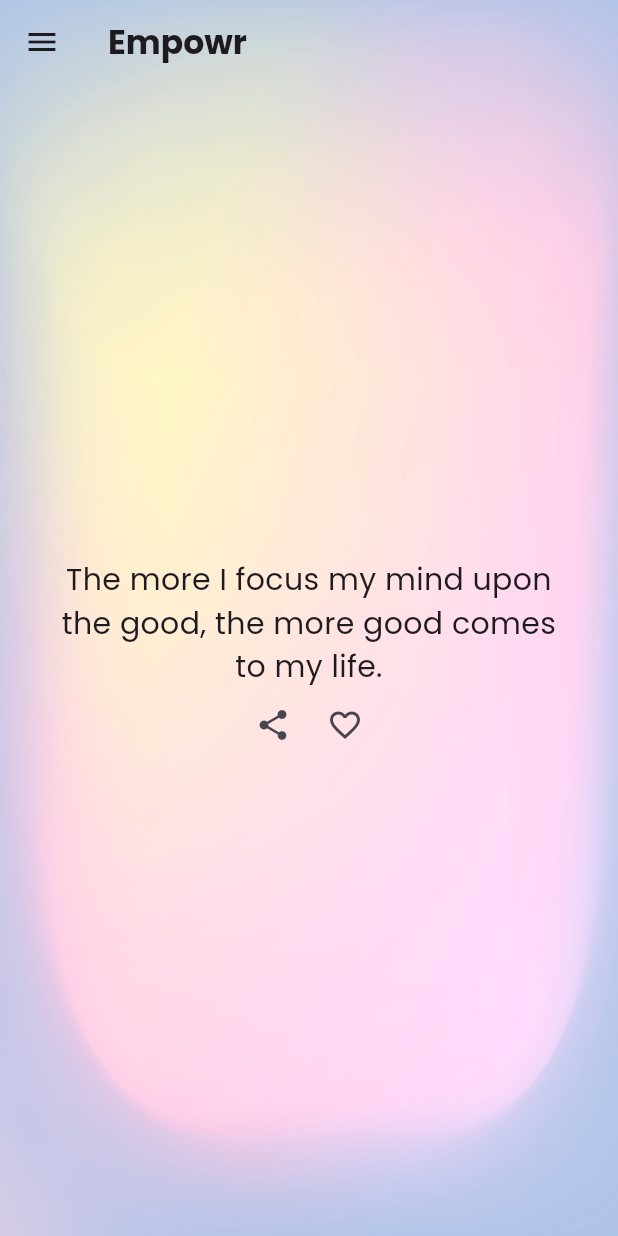
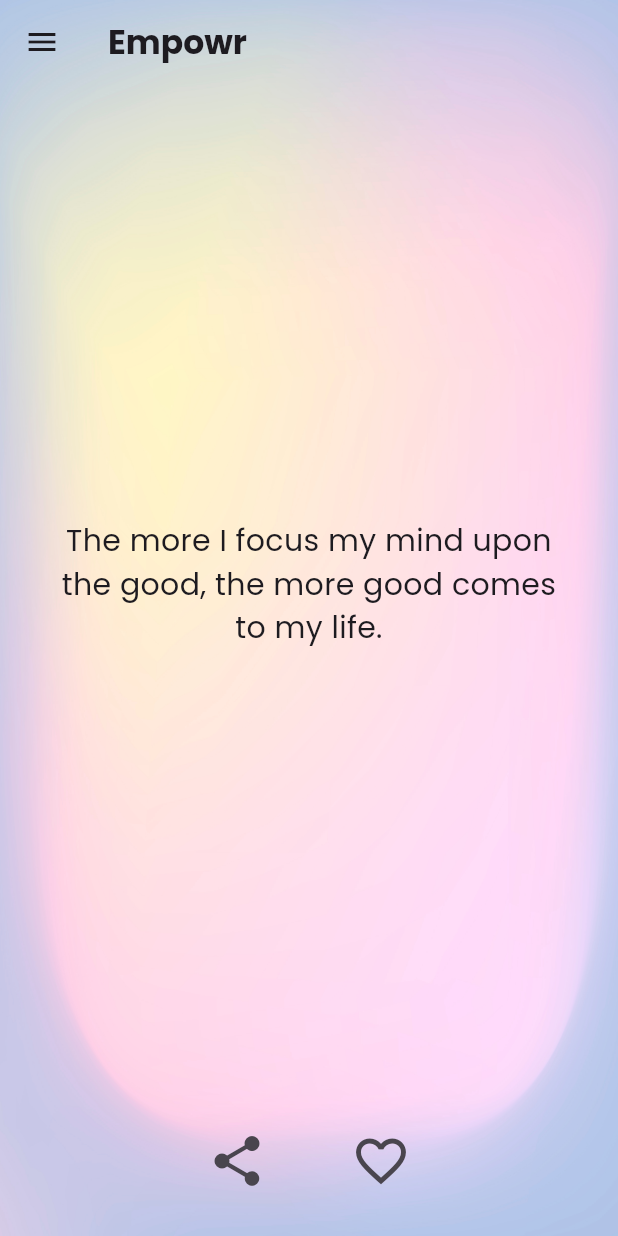
Before and after one commit to ruizehung/Empowr, a Flutter app: the screen it shows once a user with an empty profile is signed in, on a phone screen of 412 x 824 dp. Run offline on Flutter 3.47's test engine with Material 3 defaults, Android fonts, the phone set to English and light mode, and no system bars; our stand-ins replace cloud_firestore, firebase_auth, firebase_core, google_fonts, google_sign_in, share_plus; accounts and stored records are empty; network calls fail.

Commit message:
commit  Changes to be committed: 	modified:   ios/Podfile 	modified:   ios/Podfile.lock 	modified:   ios/Runner.xcodeproj/project.pbxproj 	modified:   lib/firebase_options.dart 	modified:   lib/pages/affirmation.dart 	modified:   lib/pages/send_encouragement.dart 	modified:   lib/pages/view_encouragement.dart 	modified:   macos/Podfile 	new file:   macos/Podfile.lock 	modified:   macos/Runner.xcodeproj/project.pbxproj 	modified:   macos/Runner.xcodeproj/xcshareddata/xcschemes/Runner.xcscheme 	modified:   macos/Runner.xcworkspace/contents.xcworkspacedata 	new file:   macos/firebase_app_id_file.json 	modified:   pubspec.lock

```diff
--- a/lib/pages/affirmation.dart
+++ b/lib/pages/affirmation.dart
@@ -17,29 +17,37 @@ class _AffirmationState extends State<Affirmation> {
 Widget build(BuildContext context) {
   return Padding(
     padding: const EdgeInsets.only(left: 32, right: 32),
+    child: Column(
+      mainAxisSize: MainAxisSize.min,
+      children: [
+        Expanded(
           child: Center(
-        child: Column(
-          mainAxisSize: MainAxisSize.min, // Align items to center
-          children: [
-            Text(
+            child: Text(
               widget.content,
               style: const TextStyle(fontSize: 20),
               textAlign: TextAlign.center,
+            ),
+          ),
         ),
         Row(
           mainAxisSize: MainAxisSize.min,
           children: [
             IconButton(
               icon: const Icon(Icons.share),
+              iconSize: 40,
               onPressed: () {
                 Share.share(widget.content); // Share the affirmation
               },
             ),
+            const SizedBox(height: 100),
+            const SizedBox(width: 40),
             IconButton(
               icon: Icon(
                 isLiked ? Icons.favorite : Icons.favorite_border,
+
                 color: isLiked ? Colors.red : null,
               ),
+              iconSize: 40,
               onPressed: () {
                 setState(() {
                   isLiked = !isLiked; // Toggle the like state
@@ -50,8 +58,6 @@ class _AffirmationState extends State<Affirmation> {
         ),
       ],
     ),
-      ),
   );
-    ;
 }
 }
```
Also changed, not shown: lib/pages/send_encouragement.dart (+11 -1 lines), lib/pages/view_encouragement.dart (+107 -4 lines), lib/firebase_options.dart, pubspec.lock, 9 other files. Lines whose indentation alone changed are shown as unchanged.
